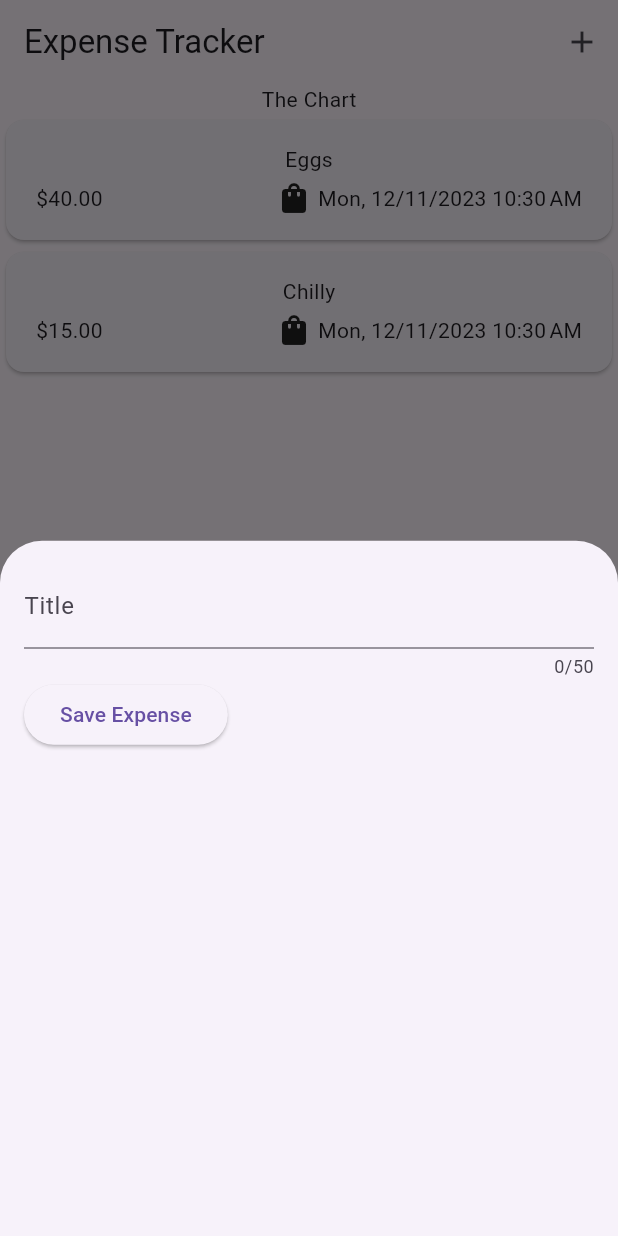
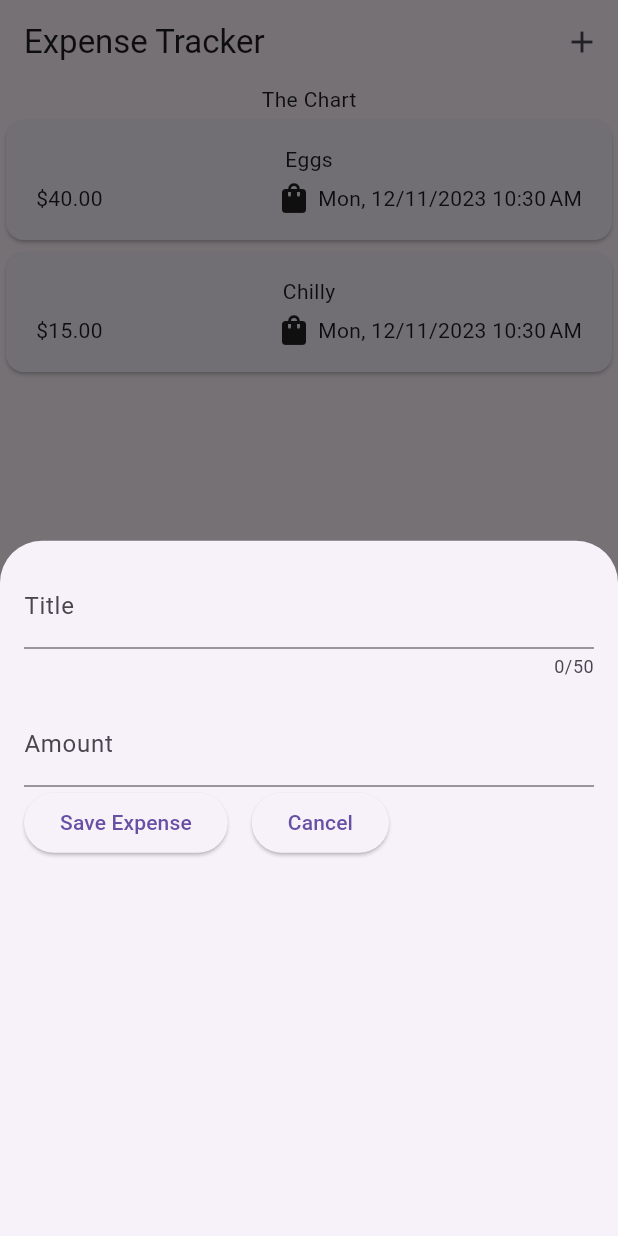
Before and after one commit to mrmezan06/Flutter-Project, a Flutter app: the screen it shows after launch, after a tap on the "add" icon, on a phone screen of 412 x 824 dp. Run offline on Flutter 3.47's test engine with Material 3 defaults, Android fonts, the light colour scheme and no system bars; our stand-ins replace circle_nav_bar, font_awesome_flutter, get, sqflite; missing offline and left inert: d_chart; accounts and stored records are empty.

Commit message:
new expense

```diff
--- a/expense/lib/widgets/new_expense.dart
+++ b/expense/lib/widgets/new_expense.dart
@@ -9,10 +9,12 @@ class NewExpense extends StatefulWidget {
 
 class _NewExpenseState extends State<NewExpense> {
   final _titleController = TextEditingController();
+  final _amountController = TextEditingController();
 
   @override
   void dispose() {
     _titleController.dispose();
+    _amountController.dispose();
     super.dispose();
   }
 
@@ -27,13 +29,31 @@ class _NewExpenseState extends State<NewExpense> {
             maxLength: 50,
             decoration: const InputDecoration(labelText: 'Title'),
           ),
+          const SizedBox(height: 16),
+          TextField(
+            controller: _amountController,
+            decoration: const InputDecoration(
+              labelText: 'Amount',
+              prefixText: '\$ ',
+            ),
+            keyboardType: TextInputType.number,
+
+          ),
           Row(
             children: [
               ElevatedButton(
                 onPressed: () {
                   debugPrint(_titleController.text);
+                  debugPrint(_amountController.text);
                 },
                 child: const Text('Save Expense'),
+              ),
+              const SizedBox(width: 16),
+              ElevatedButton(
+                onPressed: () {
+                  Navigator.of(context).pop();
+                },
+                child: const Text('Cancel'),
               ),
             ],
           )
```
